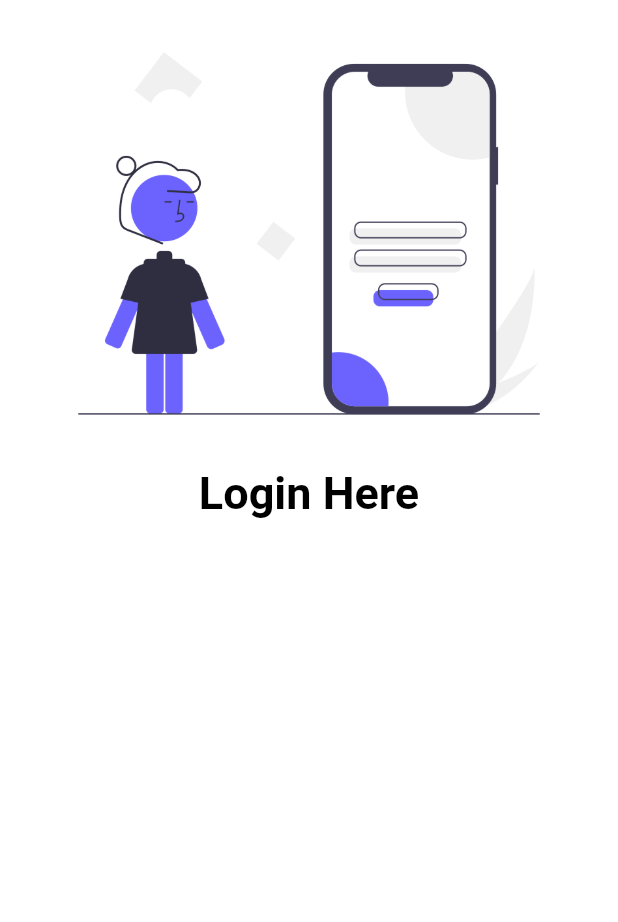
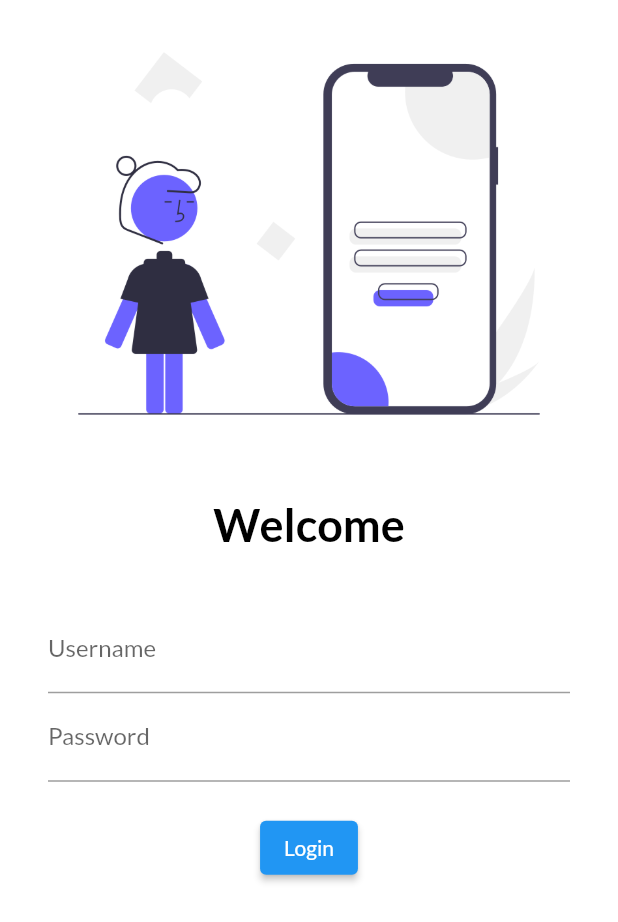
Before and after one commit to ankitojha07/myapp_test, a Flutter app: the screen it shows after launch, on a phone screen of 412 x 824 dp. Shown: the top 922 px of the screen. Run offline on Flutter 3.47's test engine with Material 2 defaults, Android fonts, the light colour scheme and no system bars; our stand-ins replace google_fonts.

Commit message:
login page created

```diff
--- a/lib/main.dart
+++ b/lib/main.dart
@@ -1,4 +1,6 @@
 import 'package:flutter/material.dart';
+import 'package:google_fonts/google_fonts.dart';
+
 import 'package:myapp_test/pages/home_page.dart';
 import 'package:myapp_test/pages/login_page.dart';
 import 'package:myapp_test/pages/signup_page.dart';
@@ -14,14 +16,14 @@ class MyApp extends StatelessWidget {
   Widget build(BuildContext context) {
     return MaterialApp(
       debugShowCheckedModeBanner: false,
-      // home: HomePage(),
       themeMode: ThemeMode.dark,
       darkTheme: ThemeData(
-          // brightness: Brightness.dark,
-          primarySwatch: Colors.blue),
+          primarySwatch: Colors.blue,
+          fontFamily: GoogleFonts.lato().fontFamily),
       theme: ThemeData(
         // brightness: Brightness.dark,
         primarySwatch: Colors.red,
+        fontFamily: GoogleFonts.lato().fontFamily,
       ),
       routes: {
         "/login": (context) => HomePage(),
--- a/lib/pages/login_page.dart
+++ b/lib/pages/login_page.dart
@@ -1,3 +1,5 @@
+// ignore_for_file: prefer_const_constructors
+
 import 'package:flutter/material.dart';
 
 class LoginPage extends StatelessWidget {
@@ -5,7 +7,7 @@ class LoginPage extends StatelessWidget {
 
   @override
   Widget build(BuildContext context) {
-    return const Material(
+    return Material(
       color: Colors.white,
       child: Column(
         children: [
@@ -13,11 +15,42 @@ class LoginPage extends StatelessWidget {
             image: AssetImage('assets/images/login_image.png'),
             fit: BoxFit.cover,
           ),
+          SizedBox(
+            height: 20.0,
+          ),
           Text(
-            "Login Here",
+            "Welcome",
             style: TextStyle(
                 color: Colors.black, fontWeight: FontWeight.bold, fontSize: 30),
-          )
+          ),
+          SizedBox(
+            height: 20.0,
+          ),
+          Padding(
+            padding: EdgeInsets.symmetric(vertical: 16.0, horizontal: 32.0),
+            child: Column(
+              children: [
+                TextField(
+                  decoration: InputDecoration(
+                      hintText: 'Enter username', labelText: 'Username'),
+                ),
+                TextField(
+                  obscureText: true,
+                  decoration: InputDecoration(
+                      hintText: 'Enter password', labelText: 'Password'),
+                ),
+                SizedBox(
+                  height: 20.0,
+                ),
+                ElevatedButton(
+                    child: Text('Login'),
+                    style: TextButton.styleFrom(),
+                    onPressed: () {
+                      print('Testing...');
+                    })
+              ],
+            ),
+          ),
         ],
       ),
     );
```
